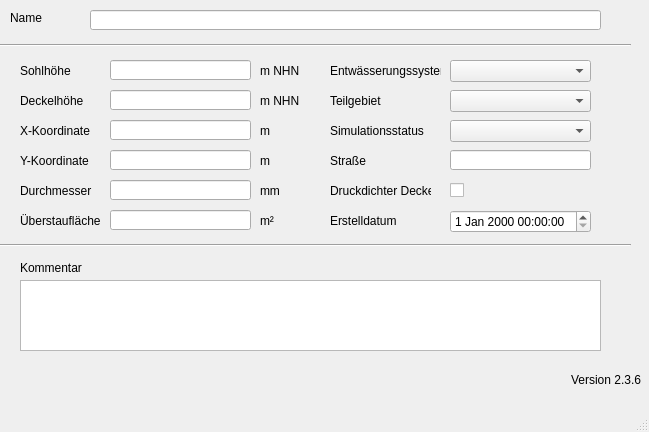
This is qkan/database/templates/schaechte.ui in hoettges/QKan as Qt 5 draws it before an edit. The edited form follows.
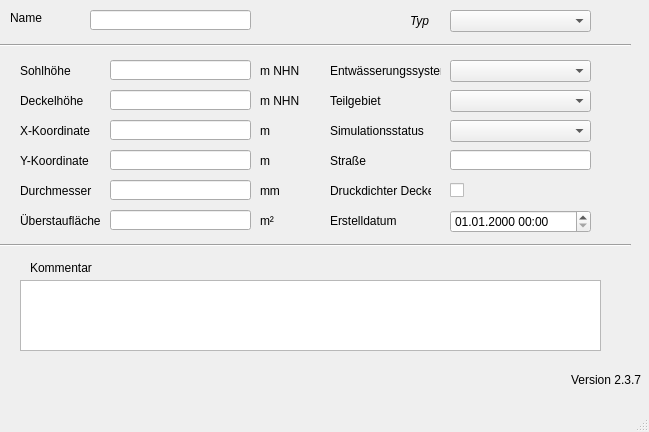
This is the edited form. Custom widgets are drawn as their Qt base class.

```diff
--- a/qkan/database/templates/schaechte.ui
+++ b/qkan/database/templates/schaechte.ui
@@ -59,7 +59,7 @@
    <widget class="QLabel" name="label_14">
     <property name="geometry">
      <rect>
-      <x>20</x>
+      <x>30</x>
       <y>260</y>
       <width>81</width>
       <height>16</height>
@@ -256,7 +256,7 @@
      <rect>
       <x>90</x>
       <y>10</y>
-      <width>511</width>
+      <width>161</width>
       <height>20</height>
      </rect>
     </property>
@@ -413,16 +413,6 @@
      </rect>
     </property>
    </widget>
-   <widget class="QgsDateTimeEdit" name="createdat_2">
-    <property name="geometry">
-     <rect>
-      <x>450</x>
-      <y>210</y>
-      <width>141</width>
-      <height>23</height>
-     </rect>
-    </property>
-   </widget>
    <widget class="QLabel" name="label_13">
     <property name="geometry">
      <rect>
@@ -462,12 +452,70 @@
      <string>Version QKan Import</string>
     </property>
     <property name="text">
-     <string>Version 2.3.6</string>
+     <string>Version 2.3.7</string>
     </property>
     <property name="alignment">
      <set>Qt::AlignRight|Qt::AlignTrailing|Qt::AlignVCenter</set>
     </property>
    </widget>
+   <widget class="QComboBox" name="schachttyp">
+    <property name="geometry">
+     <rect>
+      <x>450</x>
+      <y>10</y>
+      <width>141</width>
+      <height>22</height>
+     </rect>
+    </property>
+    <property name="font">
+     <font>
+      <italic>true</italic>
+     </font>
+    </property>
+    <property name="toolTip">
+     <string>&lt;html&gt;&lt;head/&gt;&lt;body&gt;&lt;p&gt;Hier kann der Knotentyp geändert werden&lt;/p&gt;&lt;/body&gt;&lt;/html&gt;</string>
+    </property>
+    <property name="statusTip">
+     <string>Hier kann der Knotentyp geändert werden</string>
+    </property>
+    <property name="whatsThis">
+     <string>Hier kann der Knotentyp geändert werden</string>
+    </property>
+   </widget>
+   <widget class="QLabel" name="label_21">
+    <property name="geometry">
+     <rect>
+      <x>410</x>
+      <y>10</y>
+      <width>31</width>
+      <height>21</height>
+     </rect>
+    </property>
+    <property name="font">
+     <font>
+      <italic>true</italic>
+     </font>
+    </property>
+    <property name="text">
+     <string>Typ</string>
+    </property>
+   </widget>
+   <widget class="QgsDateTimeEdit" name="createdat">
+    <property name="geometry">
+     <rect>
+      <x>450</x>
+      <y>210</y>
+      <width>141</width>
+      <height>23</height>
+     </rect>
+    </property>
+    <property name="currentSection">
+     <enum>QDateTimeEdit::DaySection</enum>
+    </property>
+    <property name="displayFormat">
+     <string>dd.MM.yyyy HH:mm</string>
+    </property>
+   </widget>
   </widget>
   <widget class="QMenuBar" name="menubar">
    <property name="geometry">
```
Left out of the diff: 1 changed line with no effect on the pictures.
